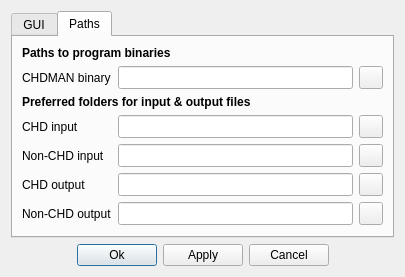
Qt form tools/qchdman/preferencesdialog.ui (qmc2/qmc2-mame-fe) before a commit.
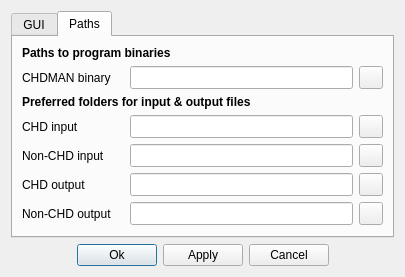
The same form after that commit. The open tabs and pages were chosen to show the change. Icons and pictures are not drawn.

Diff of the .ui file:
```diff
--- a/tools/qchdman/preferencesdialog.ui
+++ b/tools/qchdman/preferencesdialog.ui
@@ -68,7 +68,7 @@
    <item row="0" column="0">
     <widget class="QTabWidget" name="tabWidget">
      <property name="currentIndex">
-      <number>1</number>
+      <number>0</number>
      </property>
      <widget class="QWidget" name="tabGUI">
       <attribute name="title">
@@ -306,13 +306,6 @@
        <string>Paths</string>
       </attribute>
       <layout class="QGridLayout" name="gridLayoutTabPaths">
-       <item row="3" column="0">
-        <widget class="QLabel" name="labelPreferredCHDInputPath">
-         <property name="text">
-          <string>CHD input</string>
-         </property>
-        </widget>
-       </item>
        <item row="1" column="0">
         <widget class="QLabel" name="labelChdmanBinary">
          <property name="text">
@@ -320,7 +313,7 @@
          </property>
         </widget>
        </item>
-       <item row="1" column="1">
+       <item row="1" column="2">
         <widget class="QLineEdit" name="lineEditChdmanBinary">
          <property name="sizePolicy">
           <sizepolicy hsizetype="Expanding" vsizetype="Minimum">
@@ -333,7 +326,7 @@
          </property>
         </widget>
        </item>
-       <item row="1" column="2">
+       <item row="1" column="3">
         <widget class="QToolButton" name="toolButtonBrowseChdmanBinary">
          <property name="sizePolicy">
           <sizepolicy hsizetype="Fixed" vsizetype="Minimum">
@@ -347,7 +340,7 @@
          </property>
         </widget>
        </item>
-       <item row="7" column="0" colspan="3">
+       <item row="7" column="0" colspan="4">
         <spacer name="verticalSpacerPaths">
          <property name="orientation">
           <enum>Qt::Vertical</enum>
@@ -360,42 +353,21 @@
          </property>
         </spacer>
        </item>
-       <item row="0" column="0" colspan="3">
-        <widget class="QLabel" name="label">
+       <item row="0" column="0" colspan="4">
+        <widget class="QLabel" name="labelBinaryPaths">
          <property name="text">
           <string>&lt;b&gt;Paths to program binaries&lt;/b&gt;</string>
          </property>
         </widget>
        </item>
-       <item row="4" column="0">
-        <widget class="QLabel" name="labelPreferredInputPath">
-         <property name="text">
-          <string>Non-CHD input</string>
-         </property>
-        </widget>
-       </item>
-       <item row="2" column="0" colspan="3">
+       <item row="2" column="0" colspan="4">
         <widget class="QLabel" name="labelPreferredPaths">
          <property name="text">
           <string>&lt;b&gt;Preferred folders for input &amp;amp; output files&lt;/b&gt;</string>
          </property>
         </widget>
        </item>
-       <item row="5" column="0">
-        <widget class="QLabel" name="labelPreferredCHDOutputPath">
-         <property name="text">
-          <string>CHD output</string>
-         </property>
-        </widget>
-       </item>
-       <item row="6" column="0">
-        <widget class="QLabel" name="labelPreferredOutputPath">
-         <property name="text">
-          <string>Non-CHD output</string>
-         </property>
-        </widget>
-       </item>
-       <item row="6" column="1">
+       <item row="6" column="2">
         <widget class="QLineEdit" name="lineEditPreferredOutputPath">
          <property name="sizePolicy">
           <sizepolicy hsizetype="Expanding" vsizetype="Minimum">
@@ -408,7 +380,7 @@
          </property>
         </widget>
        </item>
-       <item row="5" column="1">
+       <item row="5" column="2">
         <widget class="QLineEdit" name="lineEditPreferredCHDOutputPath">
          <property name="sizePolicy">
           <sizepolicy hsizetype="Expanding" vsizetype="Minimum">
@@ -421,7 +393,7 @@
          </property>
         </widget>
        </item>
-       <item row="4" column="1">
+       <item row="4" column="2">
         <widget class="QLineEdit" name="lineEditPreferredInputPath">
          <property name="sizePolicy">
           <sizepolicy hsizetype="Expanding" vsizetype="Minimum">
@@ -434,7 +406,7 @@
          </property>
         </widget>
        </item>
-       <item row="3" column="1">
+       <item row="3" column="2">
         <widget class="QLineEdit" name="lineEditPreferredCHDInputPath">
          <property name="sizePolicy">
           <sizepolicy hsizetype="Expanding" vsizetype="Minimum">
@@ -447,7 +419,7 @@
          </property>
         </widget>
        </item>
-       <item row="3" column="2">
+       <item row="3" column="3">
         <widget class="QToolButton" name="toolButtonBrowsePreferredCHDInputPath">
          <property name="sizePolicy">
           <sizepolicy hsizetype="Fixed" vsizetype="Minimum">
@@ -461,7 +433,7 @@
          </property>
         </widget>
        </item>
-       <item row="4" column="2">
+       <item row="4" column="3">
         <widget class="QToolButton" name="toolButtonBrowsePreferredInputPath">
          <property name="sizePolicy">
           <sizepolicy hsizetype="Fixed" vsizetype="Minimum">
@@ -475,7 +447,7 @@
          </property>
         </widget>
        </item>
-       <item row="5" column="2">
+       <item row="5" column="3">
         <widget class="QToolButton" name="toolButtonBrowsePreferredCHDOutputPath">
          <property name="sizePolicy">
           <sizepolicy hsizetype="Fixed" vsizetype="Minimum">
@@ -489,7 +461,7 @@
          </property>
         </widget>
        </item>
-       <item row="6" column="2">
+       <item row="6" column="3">
         <widget class="QToolButton" name="toolButtonBrowsePreferredOutputPath">
          <property name="sizePolicy">
           <sizepolicy hsizetype="Fixed" vsizetype="Minimum">
@@ -503,6 +475,56 @@
          </property>
         </widget>
        </item>
+       <item row="1" column="1">
+        <widget class="QLabel" name="labelChdmanWarningPixmap">
+         <property name="sizePolicy">
+          <sizepolicy hsizetype="Fixed" vsizetype="Fixed">
+           <horstretch>0</horstretch>
+           <verstretch>0</verstretch>
+          </sizepolicy>
+         </property>
+         <property name="maximumSize">
+          <size>
+           <width>16</width>
+           <height>16</height>
+          </size>
+         </property>
+         <property name="pixmap">
+          <pixmap resource="qchdman.qrc">:/images/warning.png</pixmap>
+         </property>
+         <property name="scaledContents">
+          <bool>true</bool>
+         </property>
+        </widget>
+       </item>
+       <item row="3" column="0" colspan="2">
+        <widget class="QLabel" name="labelPreferredCHDInputPath">
+         <property name="text">
+          <string>CHD input</string>
+         </property>
+        </widget>
+       </item>
+       <item row="4" column="0" colspan="2">
+        <widget class="QLabel" name="labelPreferredInputPath">
+         <property name="text">
+          <string>Non-CHD input</string>
+         </property>
+        </widget>
+       </item>
+       <item row="5" column="0" colspan="2">
+        <widget class="QLabel" name="labelPreferredCHDOutputPath">
+         <property name="text">
+          <string>CHD output</string>
+         </property>
+        </widget>
+       </item>
+       <item row="6" column="0" colspan="2">
+        <widget class="QLabel" name="labelPreferredOutputPath">
+         <property name="text">
+          <string>Non-CHD output</string>
+         </property>
+        </widget>
+       </item>
       </layout>
      </widget>
     </widget>
```
